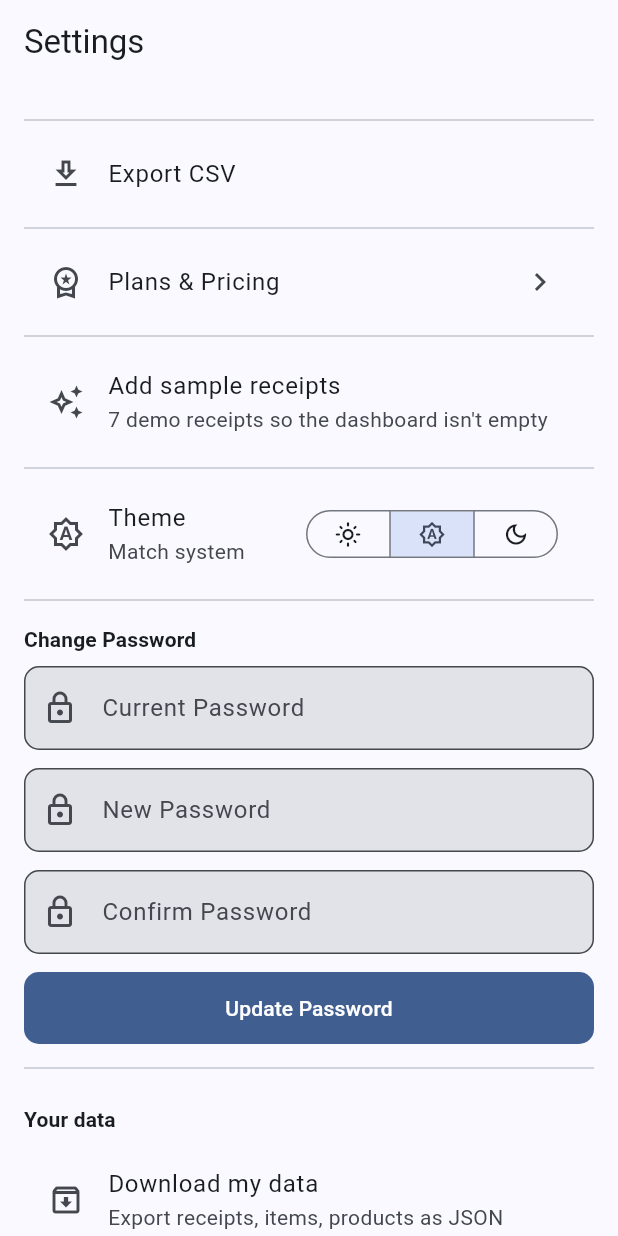
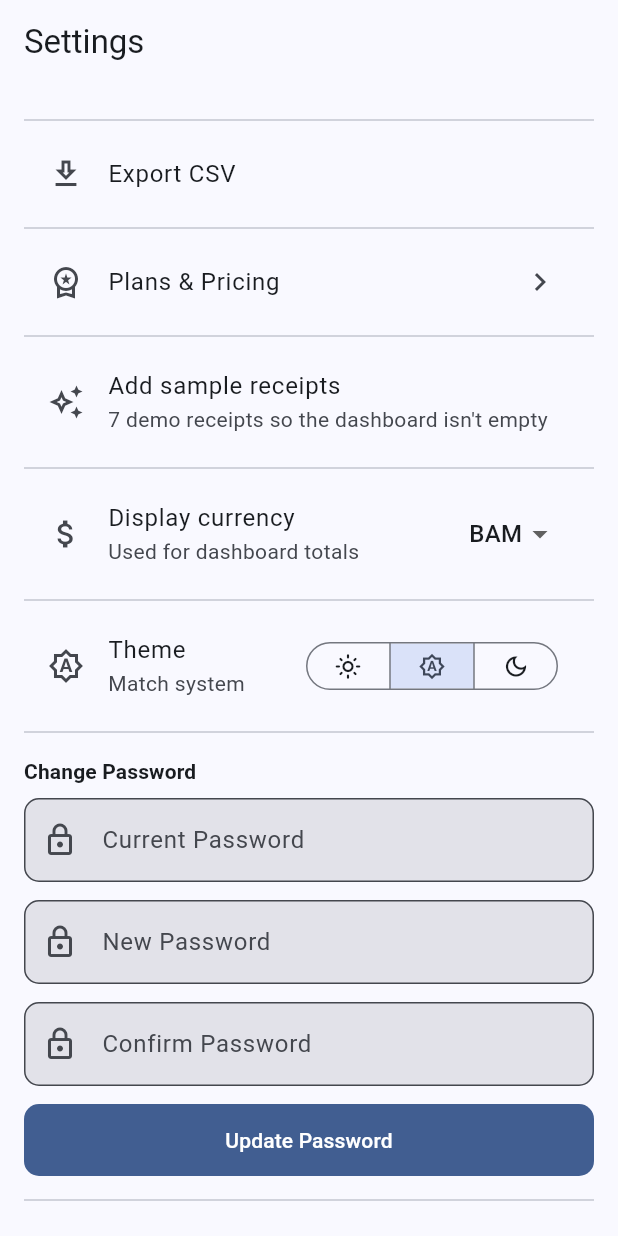
Before and after one commit to kappaborg/ocr-bills, a Flutter app: the SettingsScreen screen opened by its route, on a phone screen of 412 x 824 dp. Run offline on Flutter 3.47's test engine with Material 3 defaults, Android fonts, the phone set to English and light mode, and no system bars; our stand-ins replace camera, dio, flutter_riverpod, flutter_secure_storage, go_router, image_picker and 3 more; accounts and stored records are empty; network calls fail.

Commit message:
Mobile parity: batch upload, display currency, polish
- Scanner gallery button: tap = single, long-press = batch. New
  _pickBatchFromGallery() uses pickMultiImage + the existing
  uploadFiles repo method, navigates to receipts list after queueing,
  surfaces the quota soft-wall on 402.
- DisplayCurrencyNotifier persists onboarding pick in secure storage
  and exposes it as a Riverpod state provider. Dashboard "Total
  Spending" now shows the unit instead of bare numbers. Settings adds
  a Display currency dropdown so users can change it post-onboarding.
- Replace deprecated withOpacity with withValues(alpha: …) in
  dashboard_screen — flutter analyze is now clean (0 issues).
- Need-to-buy section was already present at the top of the Inventory
  tab — no new screen needed (mobile-tight UX vs web's dedicated page).

Co-Authored-By: Claude Opus 4.7 (1M context) <noreply@anthropic.com>

```diff
--- /dev/null
+++ b/mobile/lib/core/preferences/display_currency_provider.dart
@@ -0,0 +1,31 @@
+import 'package:flutter_riverpod/flutter_riverpod.dart';
+
+import '../storage/secure_storage.dart';
+
+/// User's preferred display currency, persisted by the onboarding wizard
+/// (or Settings later) in SecureStorage. Falls back to 'BAM' until the
+/// async read resolves so the UI doesn't flash an empty unit.
+///
+/// This is a *display* preference only — receipt totals stay in their
+/// captured currency; this code is what labels aggregate sums (dashboard
+/// "Total Spending", insights baseline) where the unit is otherwise
+/// ambiguous.
+class DisplayCurrencyNotifier extends StateNotifier<String> {
+  DisplayCurrencyNotifier() : super('BAM') {
+    _hydrate();
+  }
+
+  Future<void> _hydrate() async {
+    final saved = await SecureStorage.getDisplayCurrency();
+    if (saved != null && saved.isNotEmpty) state = saved;
+  }
+
+  Future<void> set(String code) async {
+    state = code;
+    await SecureStorage.saveDisplayCurrency(code);
+  }
+}
+
+final displayCurrencyProvider = StateNotifierProvider<DisplayCurrencyNotifier, String>(
+  (ref) => DisplayCurrencyNotifier(),
+);
--- a/mobile/lib/features/settings/presentation/settings_screen.dart
+++ b/mobile/lib/features/settings/presentation/settings_screen.dart
@@ -7,6 +7,7 @@ import 'package:path_provider/path_provider.dart';
 import 'package:share_plus/share_plus.dart';
 
 import '../../../core/api/api_exception.dart';
+import '../../../core/preferences/display_currency_provider.dart';
 import '../../../core/theme/theme_provider.dart';
 import '../../auth/data/auth_repository.dart';
 import '../../auth/providers/auth_provider.dart';
@@ -176,6 +177,8 @@ class _SettingsScreenState extends ConsumerState<SettingsScreen> {
             onTap: _loading ? null : _seedSamples,
           ),
           const Divider(),
+          _CurrencyTile(),
+          const Divider(),
           _ThemeTile(),
           const Divider(),
           Padding(
@@ -233,6 +236,30 @@ class _SettingsScreenState extends ConsumerState<SettingsScreen> {
   }
 }
 
+class _CurrencyTile extends ConsumerWidget {
+  static const _currencies = ['BAM', 'EUR', 'USD', 'GBP', 'TRY', 'RUB'];
+
+  @override
+  Widget build(BuildContext context, WidgetRef ref) {
+    final current = ref.watch(displayCurrencyProvider);
+    return ListTile(
+      leading: const Icon(Icons.attach_money_outlined),
+      title: const Text('Display currency'),
+      subtitle: const Text('Used for dashboard totals'),
+      trailing: DropdownButton<String>(
+        value: _currencies.contains(current) ? current : _currencies.first,
+        underline: const SizedBox.shrink(),
+        items: _currencies
+            .map((c) => DropdownMenuItem(value: c, child: Text(c)))
+            .toList(),
+        onChanged: (v) {
+          if (v != null) ref.read(displayCurrencyProvider.notifier).set(v);
+        },
+      ),
+    );
+  }
+}
+
 class _ThemeTile extends ConsumerWidget {
   @override
   Widget build(BuildContext context, WidgetRef ref) {
```
Also changed, not shown: mobile/lib/features/dashboard/presentation/dashboard_screen.dart (+6 -4 lines), mobile/lib/features/scanner/presentation/scanner_screen.dart (+39 -3 lines).
